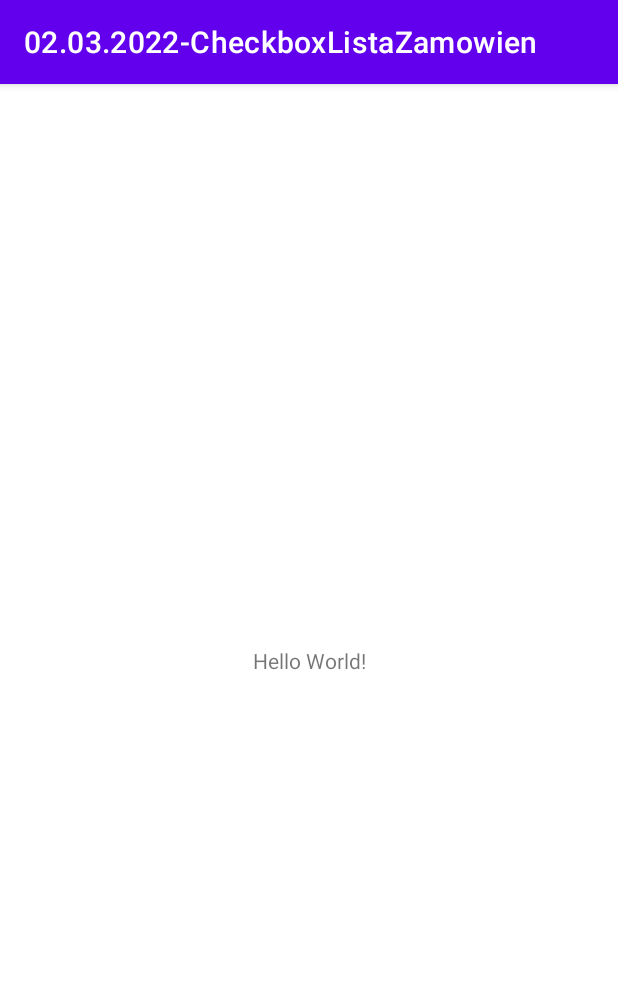
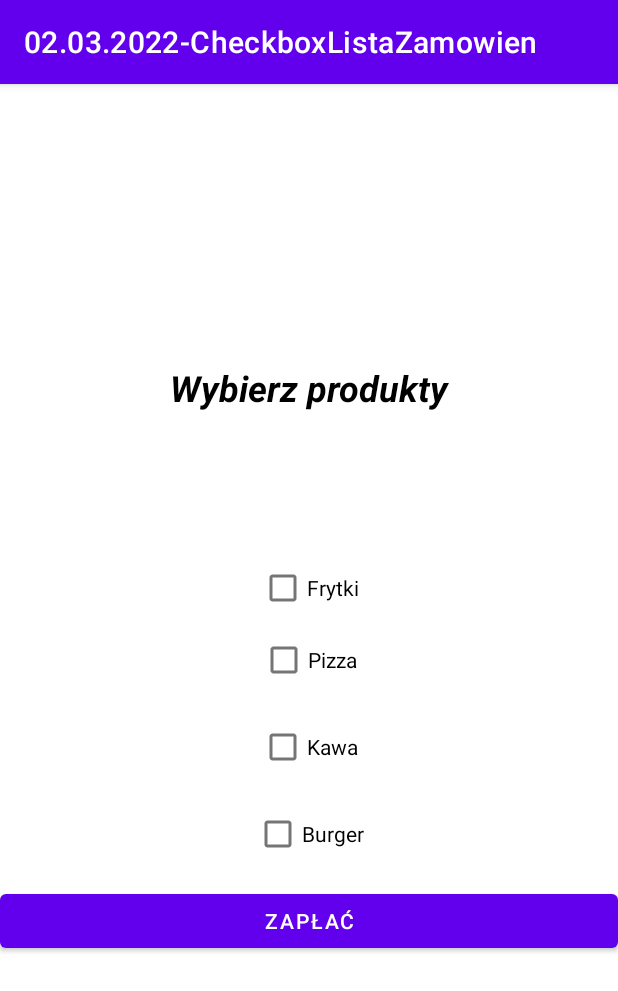
Before and after one commit to Kakaoss/02.03.2022-CheckboxListaZamowien, an Android app: the screen it shows after launch (MainActivity), on a phone screen of 412 x 824 dp. Shown: the top 991 px of the screen. Run offline under Robolectric (Android 15) with nearby library versions, the phone set to English and light mode, and no system bars.

Commit message:
main xml zmiany

```diff
--- a/app/build.gradle
+++ b/app/build.gradle
@@ -4,12 +4,12 @@ plugins {
 }
 
 android {
-    compileSdk 32
+    compileSdk 31
 
     defaultConfig {
         applicationId "com.example.a02032022_checkboxlistazamowien"
         minSdk 21
-        targetSdk 32
+        targetSdk 31
         versionCode 1
         versionName "1.0"
 
--- a/app/src/main/res/layout/activity_main.xml
+++ b/app/src/main/res/layout/activity_main.xml
@@ -1,18 +1,60 @@
 <?xml version="1.0" encoding="utf-8"?>
-<androidx.constraintlayout.widget.ConstraintLayout xmlns:android="http://schemas.android.com/apk/res/android"
-    xmlns:app="http://schemas.android.com/apk/res-auto"
+<RelativeLayout xmlns:android="http://schemas.android.com/apk/res/android"    xmlns:app="http://schemas.android.com/apk/res-auto"
     xmlns:tools="http://schemas.android.com/tools"
     android:layout_width="match_parent"
     android:layout_height="match_parent"
     tools:context=".MainActivity">
 
+
+
     <TextView
+        android:layout_width="match_parent"
+        android:layout_height="wrap_content"
+        android:layout_above="@id/checkBox4"
+        android:layout_marginBottom="93dp"
+        android:text="Wybierz produkty"
+        android:textAlignment="center"
+        android:textColor="@android:color/background_dark"
+        android:textSize="24sp"
+        android:textStyle="bold|italic" />
+
+    <CheckBox
+        android:id="@+id/checkBox4"
         android:layout_width="wrap_content"
         android:layout_height="wrap_content"
-        android:text="Hello World!"
-        app:layout_constraintBottom_toBottomOf="parent"
-        app:layout_constraintLeft_toLeftOf="parent"
-        app:layout_constraintRight_toRightOf="parent"
-        app:layout_constraintTop_toTopOf="parent" />
+        android:layout_above="@id/checkBox1"
+        android:layout_centerInParent="true"
+        android:text="Frytki" />
+    <CheckBox
+        android:id="@+id/checkBox1"
+        android:layout_width="wrap_content"
+        android:layout_height="wrap_content"
+        android:layout_centerInParent="true"
+        android:text="Pizza" />
 
-</androidx.constraintlayout.widget.ConstraintLayout>
+    <CheckBox
+        android:id="@+id/checkBox2"
+        android:layout_width="wrap_content"
+        android:layout_height="wrap_content"
+        android:layout_below="@id/checkBox1"
+        android:layout_centerInParent="true"
+        android:layout_marginTop="10dp"
+        android:text="Kawa" />
+    <CheckBox
+        android:id="@+id/checkBox3"
+        android:layout_width="wrap_content"
+        android:layout_height="wrap_content"
+        android:layout_below="@id/checkBox2"
+        android:layout_centerInParent="true"
+        android:layout_marginTop="10dp"
+        android:text="Burger" />
+
+    <Button
+        android:id="@+id/button"
+        android:layout_width="match_parent"
+        android:layout_height="wrap_content"
+        android:layout_below="@id/checkBox3"
+        android:layout_marginTop="10dp"
+        android:text="Zapłać" />
+
+</RelativeLayout>
```
